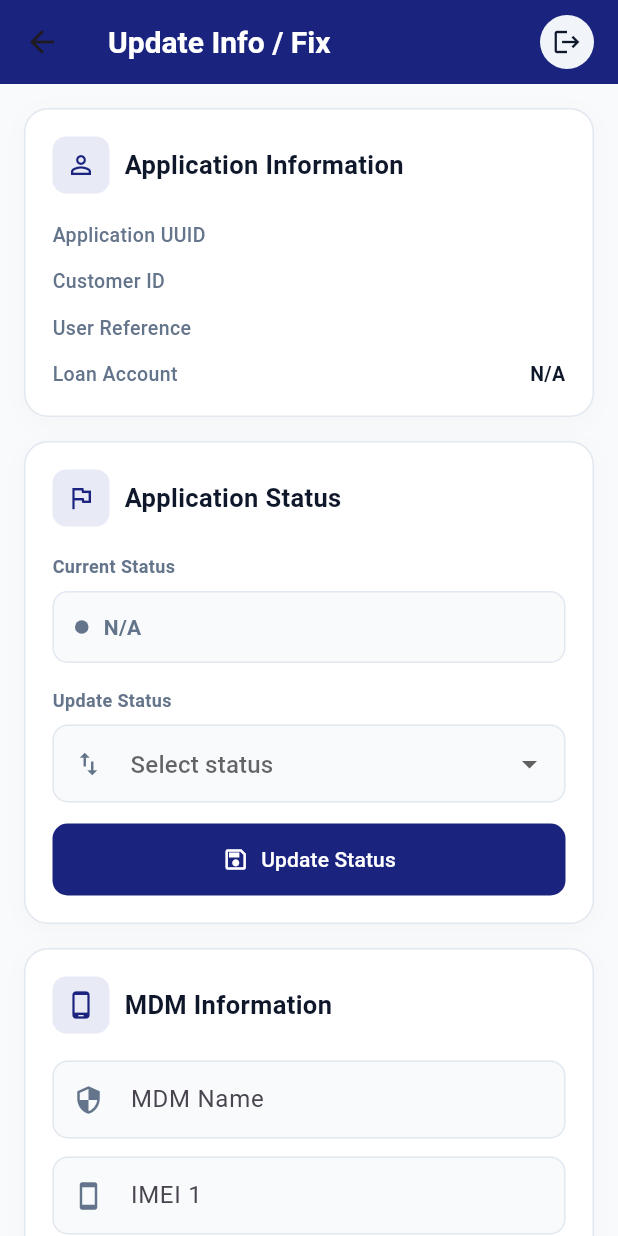
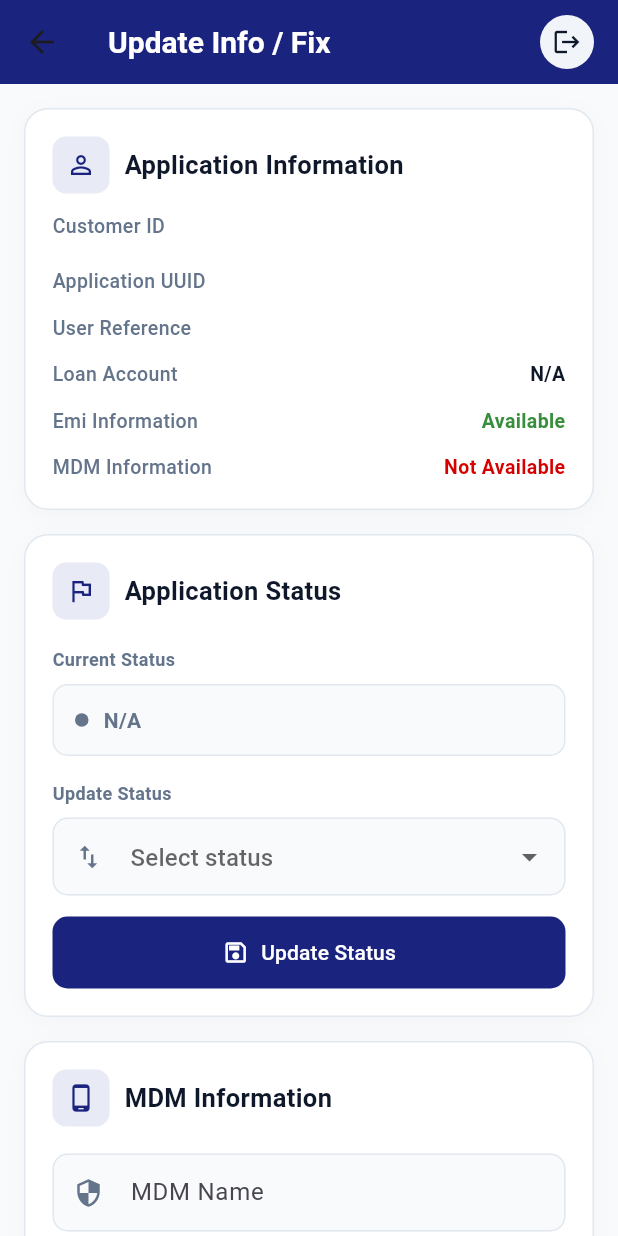
Before and after one commit to KongkaMozumderSUST/erin_support_internal, a Flutter app: the Fix screen opened directly, on a phone screen of 412 x 824 dp. Run offline on Flutter 3.47's test engine with Material 3 defaults, Android fonts, the phone set to English and light mode, and no system bars; our stand-ins replace shared_preferences; accounts and stored records are empty; Roboto replaces fonts that are missing (Lexend).

Commit message:
emi info/mdm info updation

```diff
--- a/erin_support_internal/lib/models/CustomerModel.dart
+++ b/erin_support_internal/lib/models/CustomerModel.dart
@@ -551,7 +551,7 @@ class MdmInfo {
   final String? imei2;
   final String? downPayment;
 
-  MdmInfo({this.customerId, this.imei1, this.imei2, this.downPayment});
+  MdmInfo({ this.customerId, this.imei1, this.imei2, this.downPayment});
 
   factory MdmInfo.fromMap(Map<String, dynamic> json) {
     return MdmInfo(
--- a/erin_support_internal/lib/screens/fix.dart
+++ b/erin_support_internal/lib/screens/fix.dart
@@ -114,7 +114,6 @@ class _FixState extends State<Fix> {
     // ==========================================================
     // MDM
     // ==========================================================
-
     imei1Controller.text = data.mdmInfo?.imei1 ?? '';
     imei2Controller.text = data.mdmInfo?.imei2 ?? '';
     downPaymentController.text =
@@ -340,6 +339,11 @@ class _FixState extends State<Fix> {
             icon: Icons.person_outline,
             title: 'Application Information',
           ),
+          const SizedBox(height: 12),
+          _infoRow(
+            label: 'Customer ID',
+            value: customer?.applicationId ?? 'N/A',
+          ),
 
           const SizedBox(height: 18),
 
@@ -348,12 +352,6 @@ class _FixState extends State<Fix> {
             value: customer?.uuid ?? 'N/A',
           ),
 
-          const SizedBox(height: 12),
-
-          _infoRow(
-            label: 'Customer ID',
-            value: customer?.applicationId ?? 'N/A',
-          ),
 
           const SizedBox(height: 12),
 
@@ -369,6 +367,17 @@ class _FixState extends State<Fix> {
             value:
             customer?.loanCreationDetails?.loanaccno ??
                 'N/A',
+          ),
+          const SizedBox(height: 12),
+          _infoRowMdmOrEmi(
+            label: 'Emi Information',
+            value: customer?.emiInfo != null? "Available" : "Not Available"
+          ),
+          const SizedBox(height: 12),
+          _infoRowMdmOrEmi(
+            label: 'MDM Information',
+            value:
+            customer?.mdmInfo != null? "Available" : "Not Available"
           ),
         ],
       ),
@@ -562,6 +571,7 @@ class _FixState extends State<Fix> {
             controller: mdmNameController,
             label: 'MDM Name',
             icon: Icons.security_outlined,
+              keyboardType: TextInputType.text
           ),
 
           const SizedBox(height: 12),
@@ -971,6 +981,45 @@ class _FixState extends State<Fix> {
   // ============================================================
   // INFO ROW
   // ============================================================
+
+  Widget _infoRowMdmOrEmi({
+    required String label,
+    required String value,
+  }) {
+    return Row(
+      crossAxisAlignment: CrossAxisAlignment.start,
+
+      children: [
+        Expanded(
+          child: Text(
+            label,
+
+            style: const TextStyle(
+              color: Color(0xFF64748B),
+              fontSize: 13,
+              fontWeight: FontWeight.w500,
+            ),
+          ),
+        ),
+
+        const SizedBox(width: 12),
+
+        Expanded(
+          child: Text(
+            value,
+
+            textAlign: TextAlign.right,
+
+            style: TextStyle(
+              color: value=="Available"?const Color(0xFF388E3C):const Color(0xFFD50000),
+              fontSize: 13,
+              fontWeight: FontWeight.w600,
+            ),
+          ),
+        ),
+      ],
+    );
+  }
 
   Widget _infoRow({
     required String label,
```
Also changed, not shown: erin_support_internal/lib/others/page_navigator.dart (+59 -59 lines), erin_support_internal/lib/screens/dashboard.dart (+216 -213 lines).
